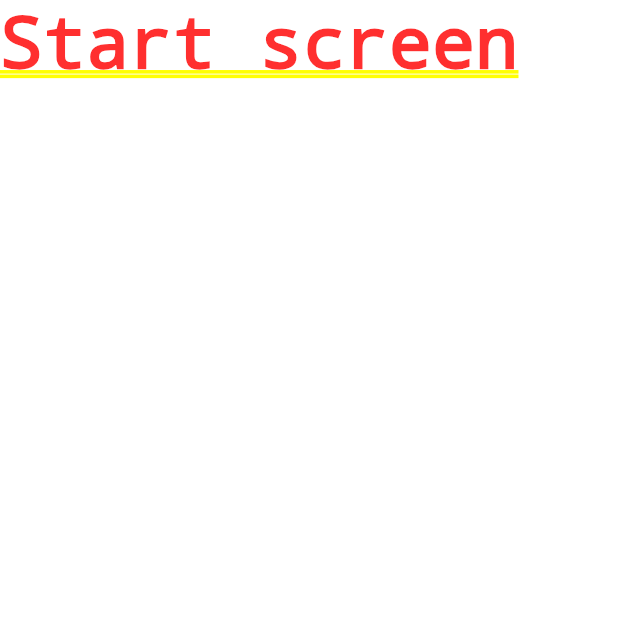
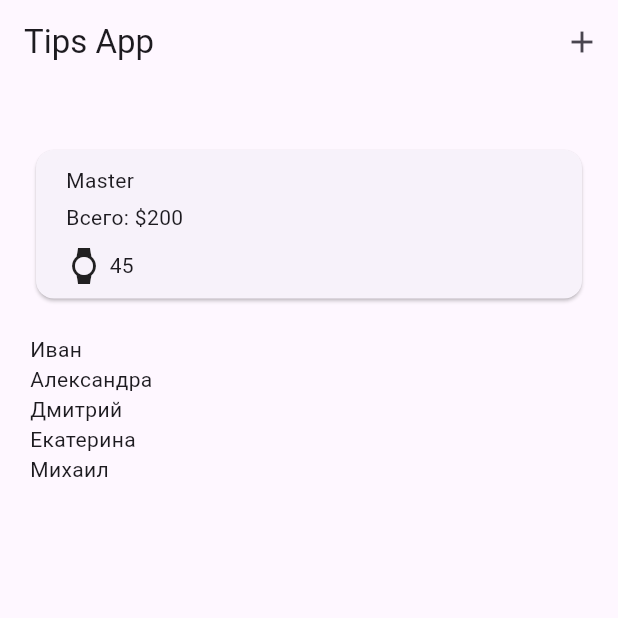
Before and after one commit to Leningram/flutter_tips_app, a Flutter app: the screen it shows after launch, on a phone screen of 412 x 824 dp, the top half of it. Run offline on Flutter 3.47's test engine with Material 3 defaults, Android fonts, the phone set to English and light mode, and no system bars.

Commit message:
start screen

```diff
--- a/lib/constants/mock.dart
+++ b/lib/constants/mock.dart
@@ -1,4 +1,4 @@
-import 'package:flutter_tips_app/data/models/Employee.dart';
+import 'package:flutter_tips_app/data/models/employee.dart';
 
 List<Employee> mockEmployees = [
   Employee(
--- a/lib/main.dart
+++ b/lib/main.dart
@@ -1,8 +1,15 @@
 import 'package:flutter/material.dart';
+import 'package:flutter_tips_app/constants/mock.dart';
 import 'package:flutter_tips_app/presentations/pages/start_screen.dart';
 
 void main() {
-  runApp(const MaterialApp(
-    home: StartScreen(),
+  runApp(MaterialApp(
+    home: Scaffold(
+      appBar: AppBar(
+        title: const Text('Tips App'),
+        actions: [IconButton(onPressed: () {}, icon: const Icon(Icons.add))],
+      ),
+      body: StartScreen(employees: mockEmployees,),
+    ),
   ));
 }
--- a/lib/presentations/pages/start_screen.dart
+++ b/lib/presentations/pages/start_screen.dart
@@ -1,9 +1,52 @@
 import 'package:flutter/material.dart';
+import 'package:flutter_tips_app/data/models/employee.dart';
+import 'package:flutter_tips_app/presentations/widgets/employee_item.dart';
 
 class StartScreen extends StatelessWidget {
-  const StartScreen({super.key});
+  const StartScreen({required this.employees, super.key});
+  final List<Employee> employees;
   @override
   Widget build(BuildContext context) {
-    return const Text('Start screen');
+    return Padding(
+      padding: const EdgeInsets.symmetric(vertical: 40, horizontal: 20),
+      child: Column(
+        crossAxisAlignment: CrossAxisAlignment.start,
+        children: [
+          const Card(
+            child: Padding(
+              padding: EdgeInsets.symmetric(vertical: 10, horizontal: 20),
+              child: Column(
+                crossAxisAlignment: CrossAxisAlignment.start,
+                children: [
+                  Text('Master'),
+                  SizedBox(
+                    height: 5,
+                  ),
+                  Text('Всего: \$200'),
+                  SizedBox(height: 10,),
+                  Row(
+                    children: [
+                      Icon(Icons.watch),
+                      SizedBox(width: 5,),
+                      Text('45'),
+                    ],
+                  ),
+                ],
+              ),
+            ),
+          ),
+          const SizedBox(
+            height: 20,
+          ),
+          Expanded(
+            child: ListView.builder(
+              itemCount: employees.length,
+              itemBuilder: (ctx, index) =>
+                  EmployeeItem(employeeData: employees[index]),
+            ),
+          ),
+        ],
+      ),
+    );
   }
 }
--- a/lib/presentations/widgets/employee_item.dart
+++ b/lib/presentations/widgets/employee_item.dart
@@ -1,7 +1,10 @@
 import 'package:flutter/material.dart';
+import 'package:flutter_tips_app/data/models/employee.dart';
 
 class EmployeeItem extends StatefulWidget {
-  const EmployeeItem({super.key});
+  const EmployeeItem({required this.employeeData, super.key});
+
+  final Employee employeeData;
 
   @override
   State<EmployeeItem> createState() => _EmployeeItemState();
@@ -10,6 +13,6 @@ class EmployeeItem extends StatefulWidget {
 class _EmployeeItemState extends State<EmployeeItem> {
   @override
   Widget build(BuildContext context) {
-    return const Text('Employee');
+    return Text(widget.employeeData.name);
   }
 }
```
Also changed, not shown: pubspec.lock.
